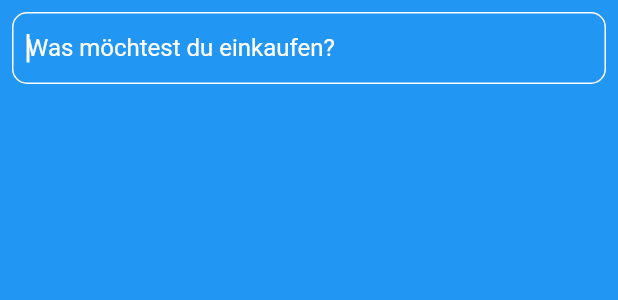
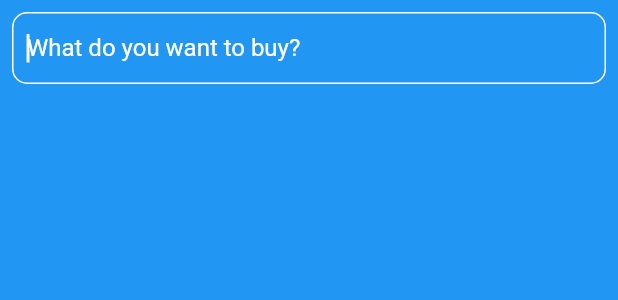
Before and after one commit to daniel17903/GoList, a Flutter app: the SearchDialog widget shown alone on an empty page, opened directly, on a phone screen of 412 x 824 dp. Shown: the top 300 px of the screen. Run offline on Flutter 3.47's test engine with Material 2 defaults, Android fonts, the phone set to English and light mode, and no system bars; drawn by our look-alikes of flutter_platform_widgets; our stand-ins replace get_storage, hooks_riverpod, pull_to_refresh, share_plus, uni_links; accounts and stored records are empty; generated files the repository leaves out were written again; network calls fail.

Commit message:
add missing translation

```diff
--- a/lib/l10n/app_de.arb
+++ b/lib/l10n/app_de.arb
@@ -19,6 +19,7 @@
   },
   "name": "Name",
   "amount": "Menge",
+  "what_to_buy": "Was möchtest du einkaufen?",
 
   "failed_to_load_list": "Laden der Liste fehlgeschlagen",
   "failed_to_share_list": "Teilen der Liste fehlgeschlagen",
--- a/lib/l10n/app_en.arb
+++ b/lib/l10n/app_en.arb
@@ -19,6 +19,7 @@
             }
         }
     },
+    "what_to_buy": "What do you want to buy?",
 
     "failed_to_load_list": "Failed to load the list",
     "failed_to_share_list": "Failed to share the list",
--- a/lib/l10n/app_es.arb
+++ b/lib/l10n/app_es.arb
@@ -19,6 +19,7 @@
   },
   "name": "Nombre",
   "amount": "cantidad",
+  "what_to_buy": "Que quieres comprar?",
 
   "failed_to_load_list": "Error al cargar la lista",
   "failed_to_share_list": "Error al compartir la lista",
--- a/lib/view/dialog/search_dialog.dart
+++ b/lib/view/dialog/search_dialog.dart
@@ -9,6 +9,7 @@ import 'package:go_list/service/items/input_to_item_parser.dart';
 import 'package:go_list/view/shopping_list/item_list_viewer.dart';
 import 'package:hooks_riverpod/hooks_riverpod.dart';
 import 'package:uuid/uuid.dart';
+import 'package:flutter_gen/gen_l10n/app_localizations.dart';
 
 import '../../model/item.dart';
 
@@ -98,14 +99,15 @@ class _SearchDialogState extends ConsumerState<SearchDialog> {
             autofocus: true,
             cursorColor: Colors.white,
             style: const TextStyle(color: Colors.white),
-            decoration: const InputDecoration(
-              hintText: 'Was möchtest du einkaufen?',
-              hintStyle: TextStyle(color: Colors.white),
-              contentPadding: EdgeInsets.symmetric(vertical: 0, horizontal: 10),
-              focusedBorder: OutlineInputBorder(
+            decoration: InputDecoration(
+              hintText: AppLocalizations.of(context)!.what_to_buy,
+              hintStyle: const TextStyle(color: Colors.white),
+              contentPadding:
+                  const EdgeInsets.symmetric(vertical: 0, horizontal: 10),
+              focusedBorder: const OutlineInputBorder(
                   borderRadius: BorderRadius.all(Radius.circular(10)),
                   borderSide: BorderSide(color: Colors.white)),
-              border: OutlineInputBorder(
+              border: const OutlineInputBorder(
                   borderRadius: BorderRadius.all(Radius.circular(10)),
                   borderSide: BorderSide(color: Colors.white)),
             ),
```
